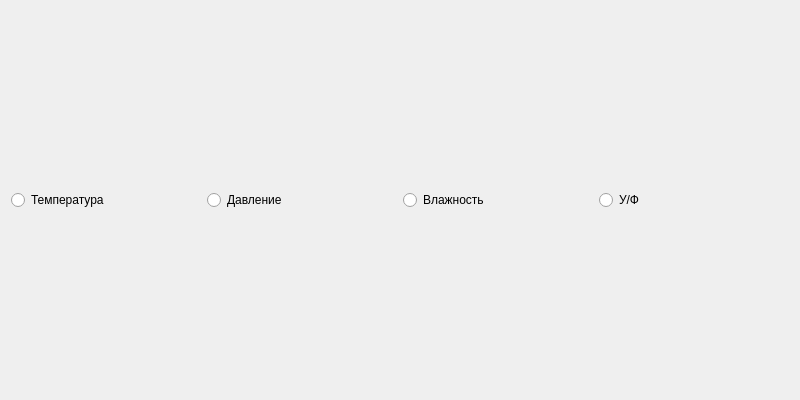
The window that dialog_charts.ui (pAVlicSim/weather_PySide6) describes before a commit, drawn with Qt 5.
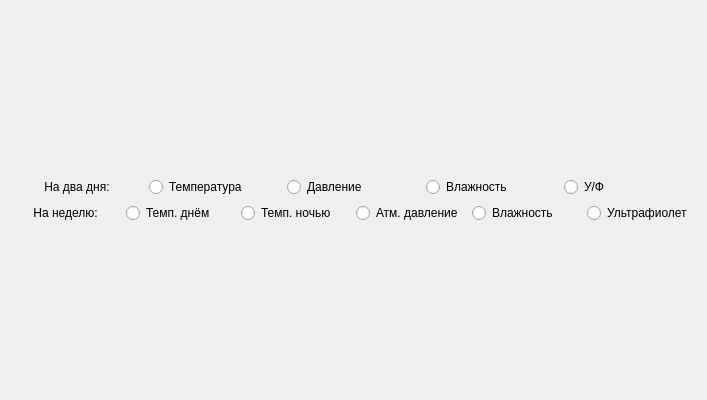
The same window after the commit.

Patch:
```diff
--- a/dialog_charts.ui
+++ b/dialog_charts.ui
@@ -6,7 +6,7 @@
    <rect>
     <x>0</x>
     <y>0</y>
-    <width>800</width>
+    <width>707</width>
     <height>400</height>
    </rect>
   </property>
@@ -21,6 +21,16 @@
     <layout class="QVBoxLayout" name="verticalLayout">
      <item>
       <layout class="QHBoxLayout" name="horizontalLayout">
+             <item>
+                 <widget class="QLabel" name="label">
+                     <property name="text">
+                         <string>На два дня:</string>
+                     </property>
+                     <property name="alignment">
+                         <set>Qt::AlignCenter</set>
+                     </property>
+                 </widget>
+             </item>
        <item>
         <widget class="QRadioButton" name="radioButton_temp">
          <property name="text">
@@ -51,6 +61,55 @@
        </item>
       </layout>
      </item>
+        <item>
+            <layout class="QHBoxLayout" name="horizontalLayout_2">
+                <item>
+                    <widget class="QLabel" name="label_2">
+                        <property name="text">
+                            <string>На неделю:</string>
+                        </property>
+                        <property name="alignment">
+                            <set>Qt::AlignCenter</set>
+                        </property>
+                    </widget>
+                </item>
+                <item>
+                    <widget class="QRadioButton" name="radio_temp_day">
+                        <property name="text">
+                            <string>Темп. днём</string>
+                        </property>
+                    </widget>
+                </item>
+                <item>
+                    <widget class="QRadioButton" name="radio_temp_night">
+                        <property name="text">
+                            <string>Темп. ночью</string>
+                        </property>
+                    </widget>
+                </item>
+                <item>
+                    <widget class="QRadioButton" name="radio_week_press">
+                        <property name="text">
+                            <string>Атм. давление</string>
+                        </property>
+                    </widget>
+                </item>
+                <item>
+                    <widget class="QRadioButton" name="radio_week_humidity">
+                        <property name="text">
+                            <string>Влажность</string>
+                        </property>
+                    </widget>
+                </item>
+                <item>
+                    <widget class="QRadioButton" name="radio_week_uvi">
+                        <property name="text">
+                            <string>Ультрафиолет</string>
+                        </property>
+                    </widget>
+                </item>
+            </layout>
+        </item>
     </layout>
    </item>
   </layout>
```
Lines whose indentation alone changed are shown as unchanged.
